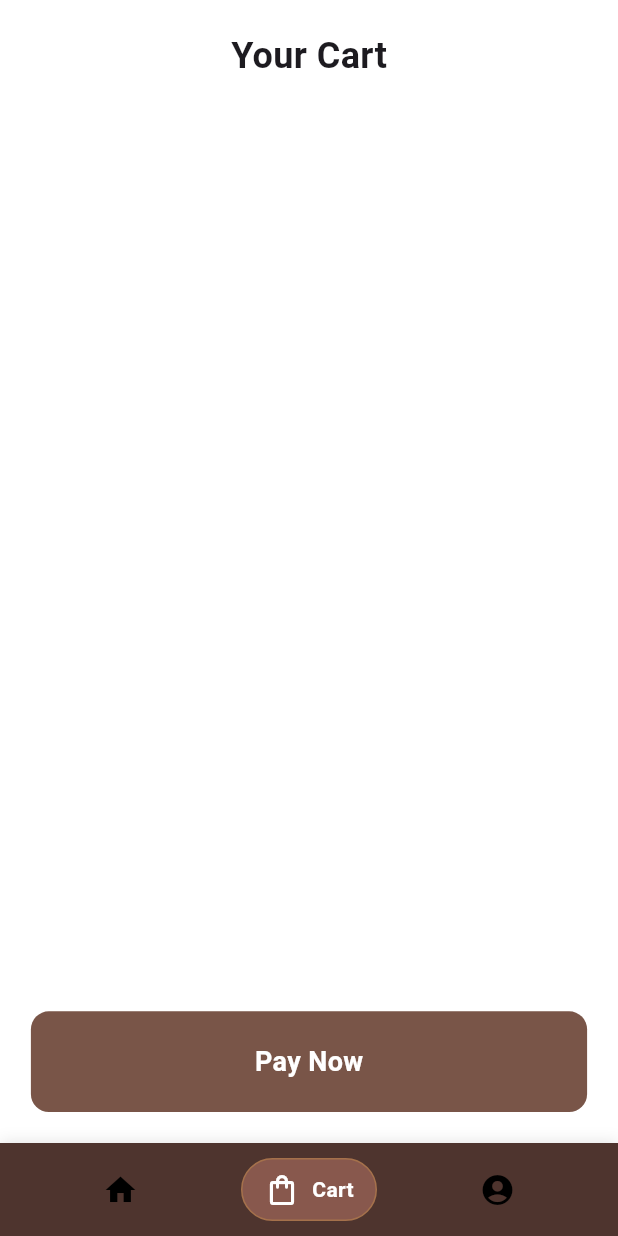
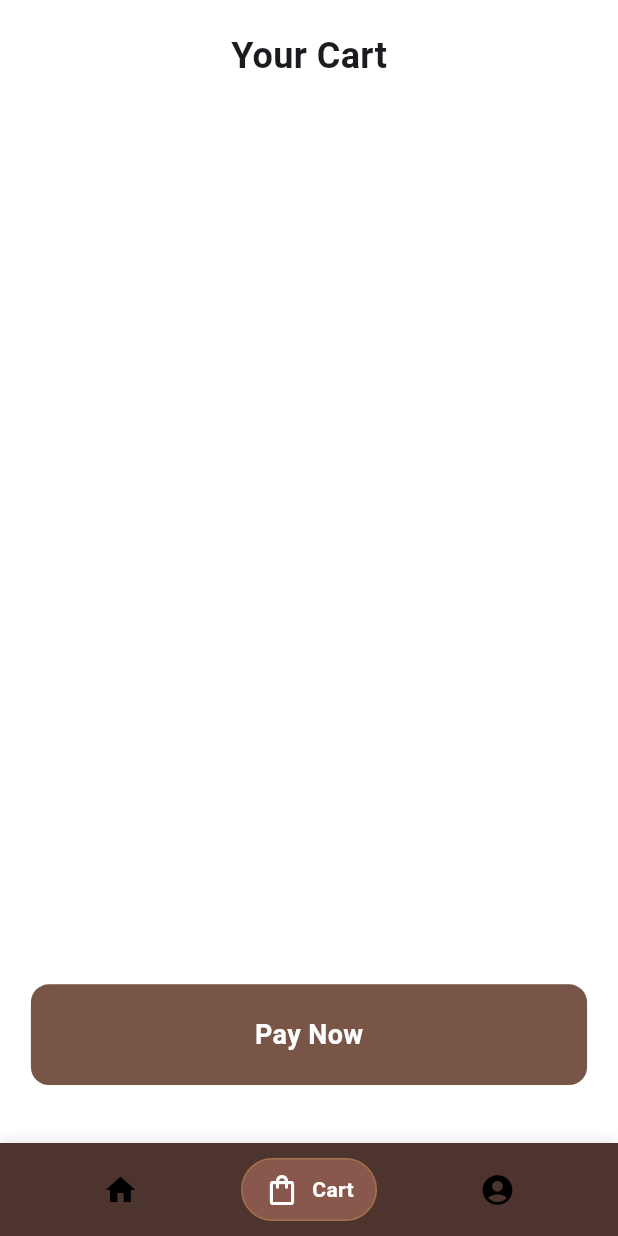
Before and after one commit to Hafidz249/CoffeeShop, a Flutter app: the screen it shows after launch, item 2 of the bottom bar chosen, on a phone screen of 412 x 824 dp. Run offline on Flutter 3.47's test engine with Material 3 defaults, Android fonts, the phone set to English and light mode, and no system bars; drawn by our look-alikes of google_nav_bar.

Commit message:
fix responsive and add launcher icon

```diff
--- a/lib/Page/cart_page.dart
+++ b/lib/Page/cart_page.dart
@@ -37,10 +37,19 @@ class _CartPageState extends State<CartPage> {
     final double buttonFontSize = screenWidth * 0.045 > 18 ? 18 : screenWidth * 0.045; // Maksimal 18
     final double buttonPadding = screenHeight * 0.025; // 2.5% dari tinggi layar
 
+    // Menghitung padding bottom untuk mencegah konten tertutup navigation bar
+    final bottomNavHeight = 80.0; // Perkiraan tinggi nav bar (bisa disesuaikan)
+
     return Consumer<CoffeeShop>(
       builder:(context, value, child) => SafeArea(
+        bottom: false, // Abaikan safe area bottom karena kita menangani manual
         child: Padding(
-          padding: EdgeInsets.all(padding),
+          padding: EdgeInsets.fromLTRB(
+            padding,
+            padding,
+            padding,
+            padding + bottomNavHeight
+          ),
           child: Column (
             children: [
               // heading
@@ -55,6 +64,7 @@ class _CartPageState extends State<CartPage> {
               //list of cart item
               Expanded(
                 child: ListView.builder(
+                  padding: EdgeInsets.only(bottom: 20), // Extra padding di akhir list
                   itemCount: value.userCart.length,
                   itemBuilder: (context, index) {
                     //get individual cart item
--- a/lib/Page/home_page.dart
+++ b/lib/Page/home_page.dart
@@ -1,6 +1,5 @@
 import 'package:coffeeshop/Page/cart_page.dart';
 import 'package:coffeeshop/component/bottom_nav_bar.dart';
-import 'package:coffeeshop/const.dart';
 import 'package:flutter/material.dart';
 import 'package:coffeeshop/Page/shop_page.dart';
 import 'package:coffeeshop/Page/profile_page.dart';
@@ -29,10 +28,19 @@ class _HomePageState extends State<HomePage> {
 
   @override
   Widget build(BuildContext context) {
+    // Mendapatkan tinggi bottom padding untuk navigasi sistem
+    final bottomPadding = MediaQuery.of(context).padding.bottom;
+
     return Scaffold(
       backgroundColor: Colors.white,
+      // Menggunakan extendBody agar konten diperpanjang di bawah bottom nav
+      extendBody: true,
       body: _pages[_selectedIndex],
-      bottomNavigationBar: Container(
+      // Padding di bottomNavigationBar untuk memberikan ruang bagi tombol navigasi sistem
+      bottomNavigationBar: Padding(
+        // Tambahkan padding bawah sesuai dengan navigation bar sistem
+        padding: EdgeInsets.only(bottom: bottomPadding),
+        child: Container(
           decoration: const BoxDecoration(
             boxShadow: [
               BoxShadow(
@@ -43,6 +51,7 @@ class _HomePageState extends State<HomePage> {
           ),
           child: MyBottomNavBar(
             onTabChange: navigateBottomBar,
+          ),
         ),
       ),
     );
```
Also changed, not shown: lib/Page/shop_page.dart (+11 -1 lines), pubspec.yaml (+20 -0 lines), pubspec.lock, 46 other files. Lines whose indentation alone changed are shown as unchanged.
